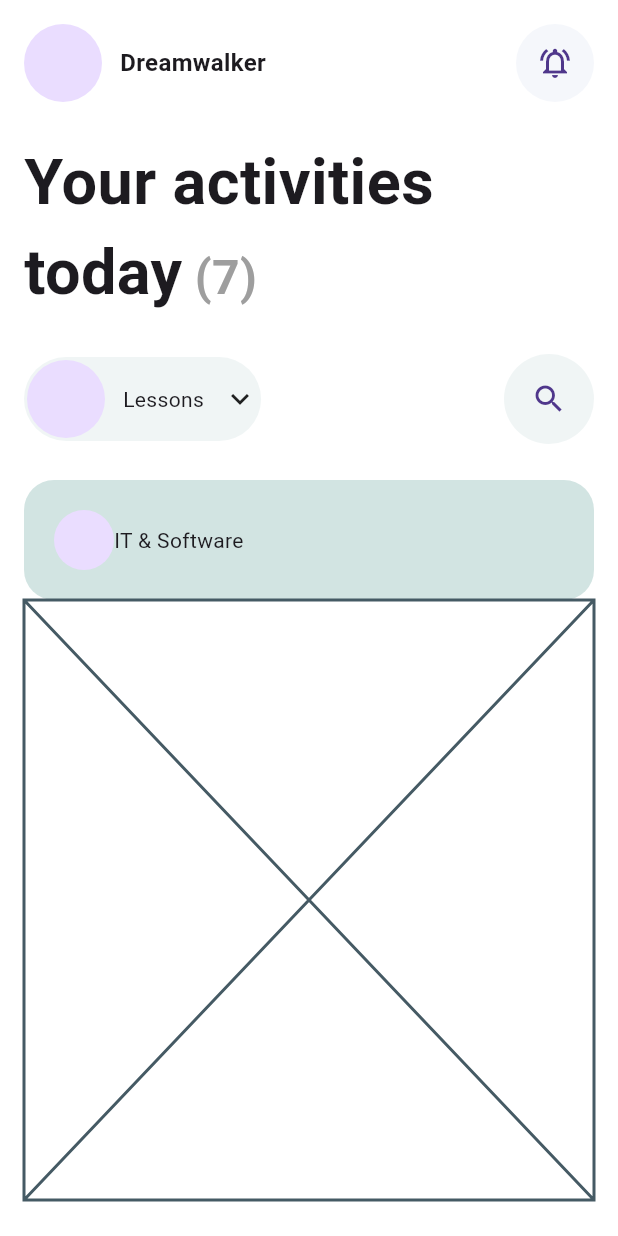
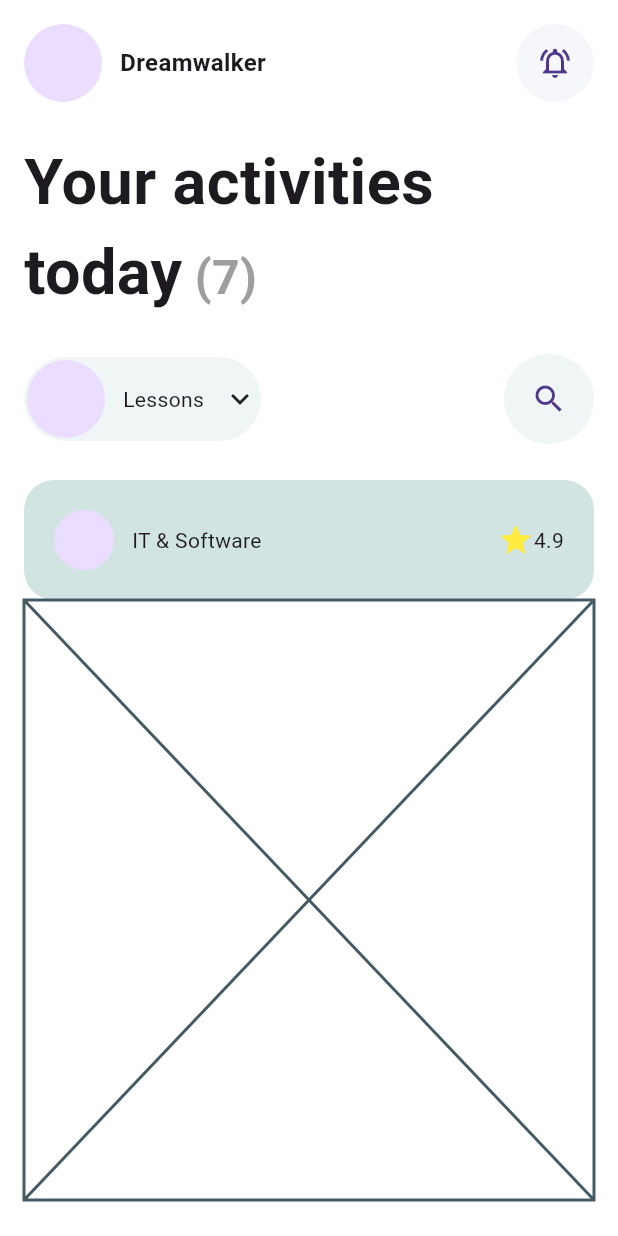
Before and after one commit to JAICHANGPARK/flutter_notebook_chapter_43, a Flutter app: the EducationHomePage screen opened directly, on a phone screen of 412 x 824 dp. Run offline on Flutter 3.47's test engine with Material 3 defaults, Android fonts, the phone set to English and light mode, and no system bars; our stand-ins replace gap, hugeicons, percent_indicator.

Commit message:
Update education_home_page.dart

```diff
--- a/lib/ep2191_education_app/ui/education_home_page.dart
+++ b/lib/ep2191_education_app/ui/education_home_page.dart
@@ -112,12 +112,23 @@ class _EducationHomePageState extends State<EducationHomePage> {
                       crossAxisAlignment: CrossAxisAlignment.start,
                       children: [
                         Row(
+                          spacing: 12,
                           children: [
                             CircleAvatar(),
                             Text("IT & Software"),
+                            Spacer(),
                             Container(
                               decoration: ShapeDecoration(
                                 shape: StadiumBorder(),
+                              ),
+                              child: Row(
+                                children: [
+                                  Icon(
+                                    Icons.star,
+                                    color: Colors.yellow,
+                                  ),
+                                  Text("4.9")
+                                ],
                               ),
                             )
                           ],
```
